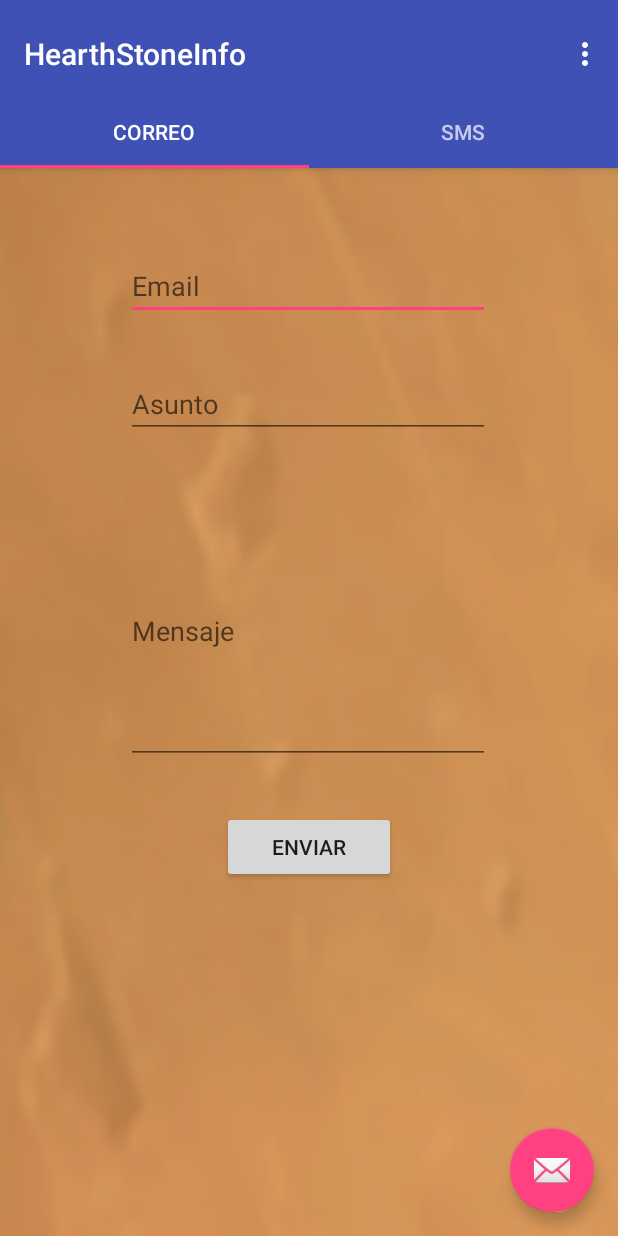
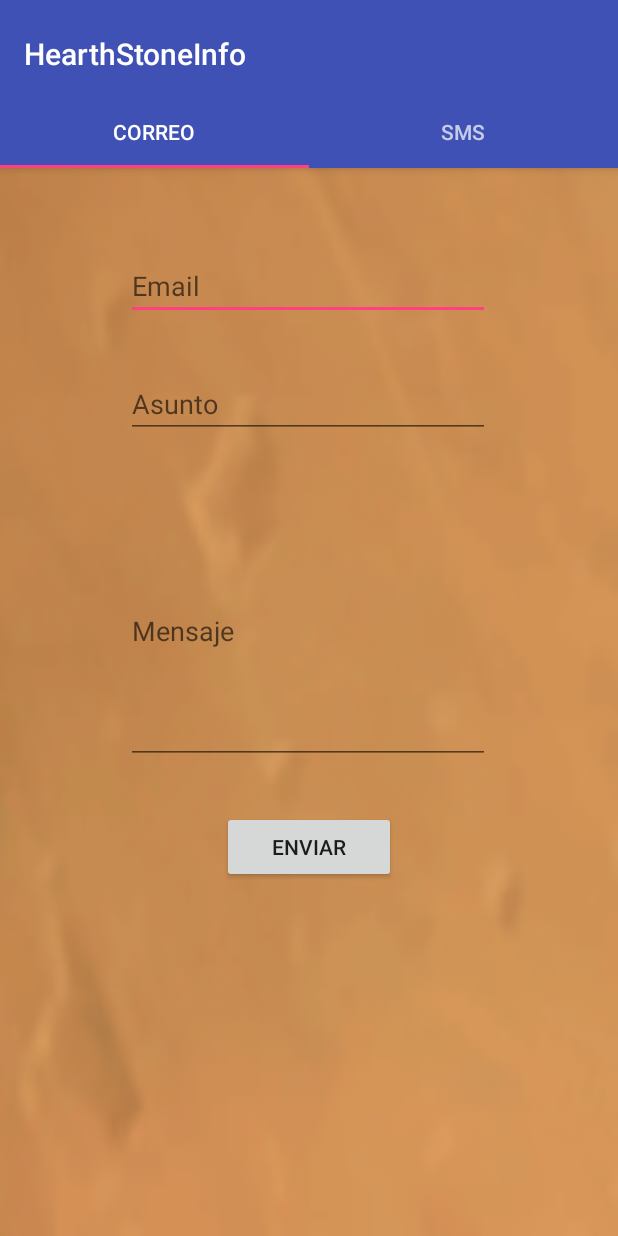
Before and after one commit to Cristoto/HearthStoneInfoApp, an Android app: the ContactoTab screen opened directly, with no data from a screen before it, on a phone screen of 412 x 824 dp. Run offline under Robolectric (Android 15) with nearby library versions, the phone set to English and light mode, and no system bars; 1 statement that could not run was skipped.

Commit message:
Eliminación de los tres puntitos en todas las activitys. Eliminación de barra superior en mainActivity (quedaba feo dos barras), pero ahora no sale el nombre de esa actividad.

```diff
--- a/app/src/main/java/com/hsi/hearthstoneinfo/ContactoTab.java
+++ b/app/src/main/java/com/hsi/hearthstoneinfo/ContactoTab.java
@@ -68,27 +68,6 @@ public class ContactoTab extends AppCompatActivity {
     }
 
 
-    @Override
-    public boolean onCreateOptionsMenu(Menu menu) {
-        // Inflate the menu; this adds items to the action bar if it is present.
-        getMenuInflater().inflate(R.menu.menu_contacto_tab, menu);
-        return true;
-    }
-
-    @Override
-    public boolean onOptionsItemSelected(MenuItem item) {
-        // Handle action bar item clicks here. The action bar will
-        // automatically handle clicks on the Home/Up button, so long
-        // as you specify a parent activity in AndroidManifest.xml.
-        int id = item.getItemId();
-
-        //noinspection SimplifiableIfStatement
-        if (id == R.id.action_settings) {
-            return true;
-        }
-
-        return super.onOptionsItemSelected(item);
-    }
 
     /**
      * A placeholder fragment containing a simple view.
--- a/app/src/main/res/layout/activity_contacto_tab.xml
+++ b/app/src/main/res/layout/activity_contacto_tab.xml
@@ -54,12 +54,4 @@
         android:layout_height="match_parent"
         app:layout_behavior="@string/appbar_scrolling_view_behavior" />
 
-    <android.support.design.widget.FloatingActionButton
-        android:id="@+id/fab"
-        android:layout_width="wrap_content"
-        android:layout_height="wrap_content"
-        android:layout_gravity="end|bottom"
-        android:layout_margin="@dimen/fab_margin"
-        app:srcCompat="@android:drawable/ic_dialog_email" />
-
 </android.support.design.widget.CoordinatorLayout>
--- a/app/src/main/res/layout/content_main.xml
+++ b/app/src/main/res/layout/content_main.xml
@@ -6,8 +6,8 @@
     android:layout_height="match_parent"
     app:layout_behavior="@string/appbar_scrolling_view_behavior"
     tools:context="com.hsi.hearthstoneinfo.MainActivity"
-    android:background="@drawable/fondo1"
-    tools:showIn="@layout/app_bar_main">
+    tools:showIn="@layout/app_bar_main"
+    android:background="@drawable/fondo1">
 
     <ScrollView
         android:layout_width="match_parent"
--- a/app/src/main/res/menu/mazos.xml
+++ b/app/src/main/res/menu/mazos.xml
@@ -1,9 +1,11 @@
 <?xml version="1.0" encoding="utf-8"?>
 <menu xmlns:android="http://schemas.android.com/apk/res/android"
     xmlns:app="http://schemas.android.com/apk/res-auto">
+    <!--
     <item
         android:id="@+id/action_settings"
         android:orderInCategory="100"
         android:title="@string/action_settings"
         app:showAsAction="never" />
+        -->
 </menu>
--- a/app/src/main/res/menu/menu_contacto_tab.xml
+++ b/app/src/main/res/menu/menu_contacto_tab.xml
@@ -2,9 +2,11 @@
     xmlns:app="http://schemas.android.com/apk/res-auto"
     xmlns:tools="http://schemas.android.com/tools"
     tools:context="com.hsi.hearthstoneinfo.ContactoTab">
-    <item
-        android:id="@+id/action_settings"
-        android:orderInCategory="100"
-        android:title="@string/action_settings"
-        app:showAsAction="never" />
+    <!--
+ <item
+     android:id="@+id/action_settings"
+     android:orderInCategory="100"
+     android:title="@string/action_settings"
+     app:showAsAction="never" />
+     -->
 </menu>
--- a/app/src/main/res/values/strings.xml
+++ b/app/src/main/res/values/strings.xml
@@ -10,6 +10,7 @@
     <string name="dummy_button">Dummy Button</string>
     <string name="dummy_content">DUMMY\nCONTENT</string>
     <string name="hearthstoneinfo">HearthStoneInfo</string>
+    <string name="title_activity_main">MainActivity</string>
     <string name="title_activity_contacto">ContactoActivity</string>
     <string name="title_activity_acerca_de">AcercaDeActivity</string>
     <string name="title_activity_cartas">CartasActivity</string>
```
Also changed, not shown: app/src/main/AndroidManifest.xml (+5 -2 lines), app/src/main/java/com/hsi/hearthstoneinfo/AcercaDeActivity.java (+0 -21 lines), app/src/main/java/com/hsi/hearthstoneinfo/CartasActivity.java (+0 -20 lines), app/src/main/java/com/hsi/hearthstoneinfo/ContactoActivity.java (+0 -21 lines), app/src/main/java/com/hsi/hearthstoneinfo/MainActivity.java (+3 -27 lines), app/src/main/java/com/hsi/hearthstoneinfo/MazosActivity.java (+0 -21 lines), app/src/main/res/menu/acerca_de.xml (+7 -5 lines), app/src/main/res/menu/cartas.xml (+7 -5 lines), app/src/main/res/menu/contacto.xml (+7 -5 lines), app/src/main/res/menu/main.xml (+7 -5 lines).
